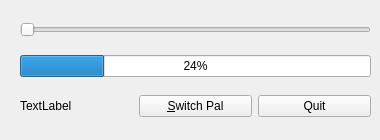
This is bogo2bogo/SigSlots/mainwindow.ui in mjbhobe/learning_Qt as Qt 5 draws it before an edit. The edited form follows.
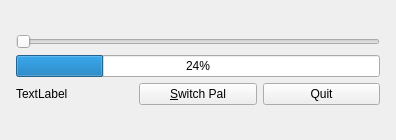
This is the edited form.

The edit to the form file:
```diff
--- a/bogo2bogo/SigSlots/mainwindow.ui
+++ b/bogo2bogo/SigSlots/mainwindow.ui
@@ -6,7 +6,7 @@
    <rect>
     <x>0</x>
     <y>0</y>
-    <width>380</width>
+    <width>396</width>
     <height>140</height>
    </rect>
   </property>
@@ -14,16 +14,21 @@
    <string>Qt Signals and Slots Demo</string>
   </property>
   <widget class="QWidget" name="centralwidget">
-   <widget class="QWidget" name="">
-    <property name="geometry">
-     <rect>
-      <x>20</x>
-      <y>10</y>
-      <width>351</width>
-      <height>121</height>
-     </rect>
-    </property>
+   <layout class="QVBoxLayout" name="verticalLayout_2">
+    <item>
     <layout class="QVBoxLayout" name="verticalLayout">
+      <property name="leftMargin">
+       <number>7</number>
+      </property>
+      <property name="topMargin">
+       <number>7</number>
+      </property>
+      <property name="rightMargin">
+       <number>7</number>
+      </property>
+      <property name="bottomMargin">
+       <number>7</number>
+      </property>
      <item>
       <widget class="QSlider" name="slider">
        <property name="orientation">
@@ -73,7 +78,8 @@
       </layout>
      </item>
     </layout>
-   </widget>
+    </item>
+   </layout>
   </widget>
  </widget>
  <resources/>
```
Left out of the diff: 6 changed lines with no effect on the pictures. Lines whose indentation alone changed are shown as unchanged.
